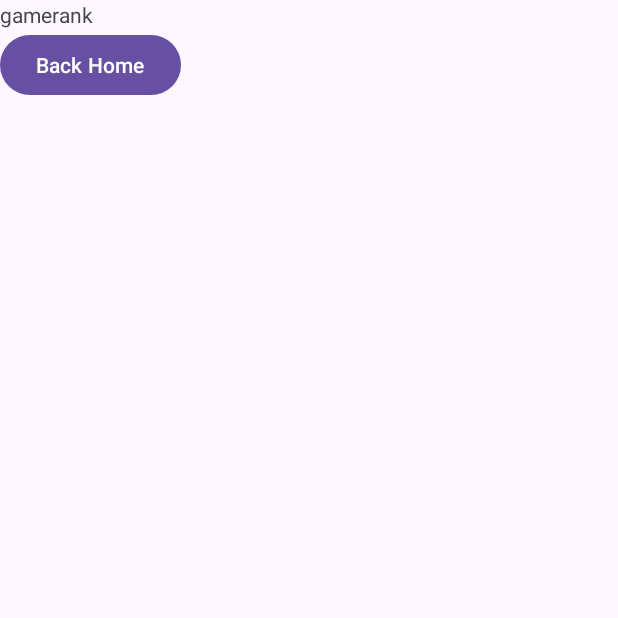
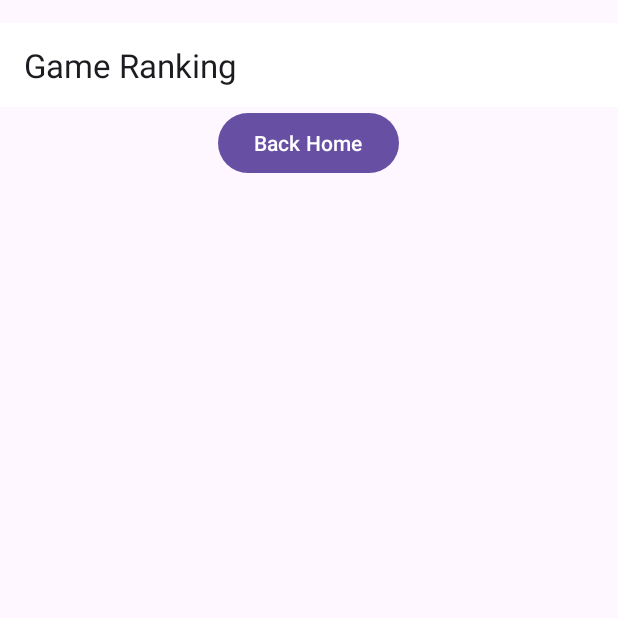
Before and after one commit to Nanatangaku/Project4501, an Android app: the GameRanking screen opened directly, with no data from a screen before it, on a phone screen of 412 x 824 dp, the top half of it. Run offline under Robolectric (Android 15) with nearby library versions, the phone set to English and light mode, and no system bars.

```diff
--- a/ITP4501Assignment/app/src/main/java/com/example/itp4501assignment/GameRanking.java
+++ b/ITP4501Assignment/app/src/main/java/com/example/itp4501assignment/GameRanking.java
@@ -9,6 +9,7 @@ import android.widget.ListView;
 
 import androidx.activity.EdgeToEdge;
 import androidx.appcompat.app.AppCompatActivity;
+import androidx.appcompat.widget.Toolbar;
 import androidx.core.graphics.Insets;
 import androidx.core.view.ViewCompat;
 import androidx.core.view.WindowInsetsCompat;
@@ -32,6 +33,11 @@ public class GameRanking extends AppCompatActivity {
         super.onCreate(savedInstanceState);
         EdgeToEdge.enable(this);
         setContentView(R.layout.activity_game_ranking);
+
+        Toolbar toolbar = findViewById(R.id.toolbar);
+        toolbar.setTitle("Game Ranking");
+        setSupportActionBar(toolbar);
+
         ViewCompat.setOnApplyWindowInsetsListener(findViewById(R.id.main), (v, insets) -> {
             Insets systemBars = insets.getInsets(WindowInsetsCompat.Type.systemBars());
             v.setPadding(systemBars.left, systemBars.top, systemBars.right, systemBars.bottom);
--- a/ITP4501Assignment/app/src/main/res/layout/activity_game_ranking.xml
+++ b/ITP4501Assignment/app/src/main/res/layout/activity_game_ranking.xml
@@ -8,22 +8,30 @@
     android:orientation="vertical"
     tools:context=".GameRanking">
 
-    <TextView
+    <androidx.appcompat.widget.Toolbar
+        android:id="@+id/toolbar"
         android:layout_width="match_parent"
-        android:layout_height="wrap_content"
-        android:text="gamerank" />
+        android:layout_marginTop="15dp"
+        android:layout_height="56dp"
+        android:background="@color/white"
+        android:gravity="center"
+        android:layout_gravity="center"
+        />
 
-    <Button
-        android:layout_width="wrap_content"
-        android:layout_height="wrap_content"
-        android:text="Back Home"
-        android:onClick="goToHome"/>
+
 
     <ListView
         android:layout_width="match_parent"
         android:layout_height="wrap_content"
         android:id="@+id/lvRanking" />
 
+    <Button
+        android:layout_width="wrap_content"
+        android:layout_height="wrap_content"
+        android:text="Back Home"
+        android:onClick="goToHome"
+        android:layout_gravity="center"/>
+
 
 
 
```
Also changed, not shown: ITP4501Assignment/app/src/main/java/com/example/itp4501assignment/playGame.java (+15 -1 lines), ITP4501Assignment/app/src/main/res/layout/activity_play_game.xml (+6 -3 lines), ITP4501Assignment/app/src/main/res/drawable/laughtcat.jpg (added), ITP4501Assignment/app/src/main/res/drawable/likecat.png (added), 1 other file.
